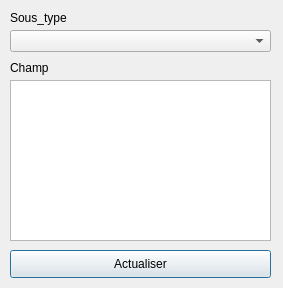
First picture: the form in choix_widgets.ui, repository IGNF/jeux-attributs-qgis-plugin, before the edit.
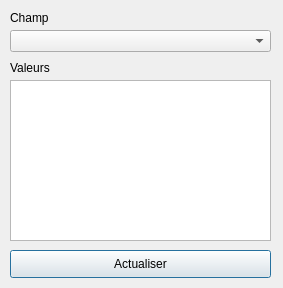
Second picture: the form after the edit. Icons and pictures are not drawn.

Commit message: ajout d'un parent au dialog

Diff of the .ui file:
```diff
--- a/choix_widgets.ui
+++ b/choix_widgets.ui
@@ -72,7 +72,7 @@
     </rect>
    </property>
    <property name="text">
-    <string>Sous_type</string>
+    <string>Champ</string>
    </property>
   </widget>
   <widget class="QLabel" name="label_3">
@@ -85,7 +85,7 @@
     </rect>
    </property>
    <property name="text">
-    <string>Champ</string>
+    <string>Valeurs</string>
    </property>
   </widget>
  </widget>
```
The commit also changes 7 other files.
